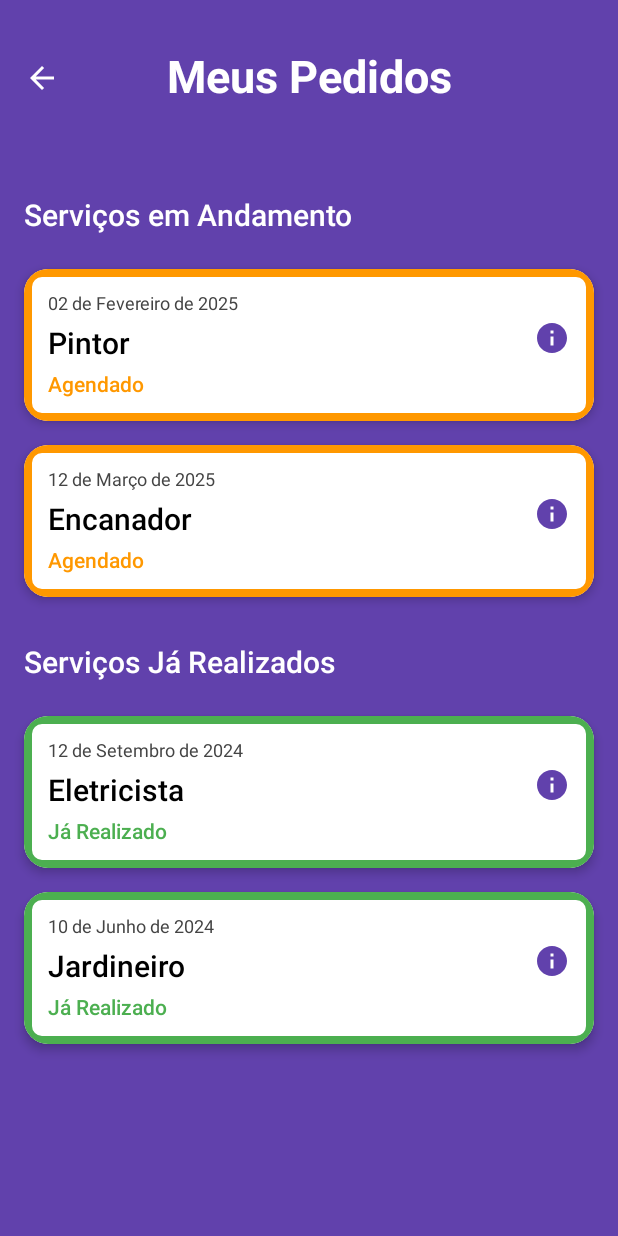
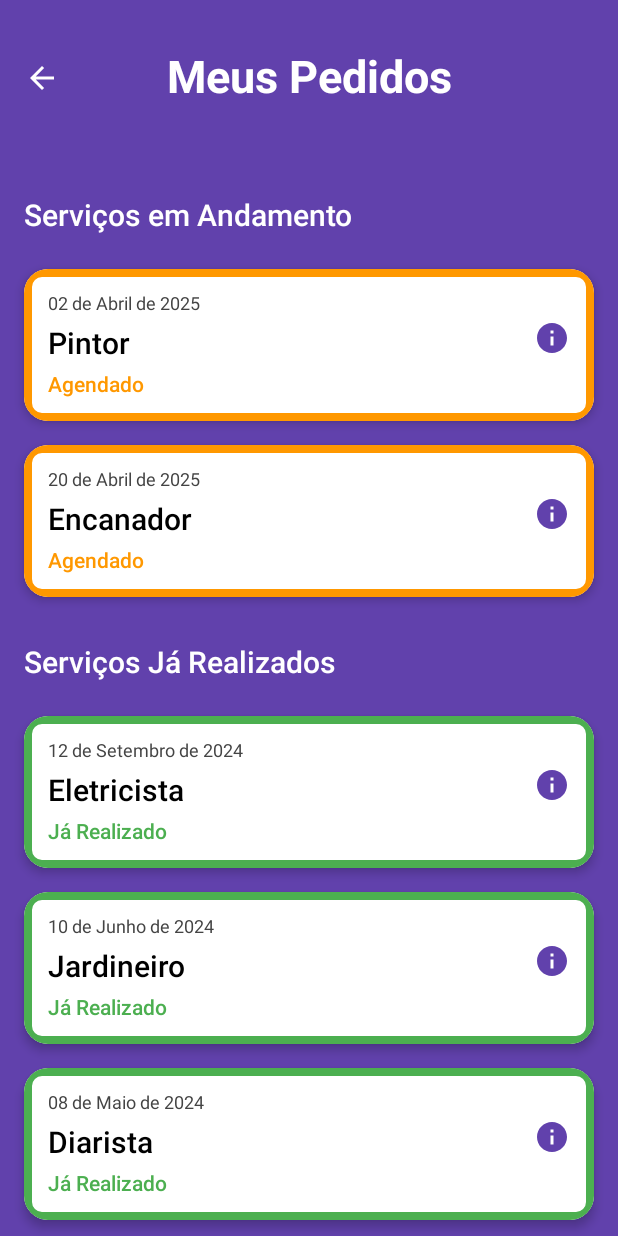
Before and after one commit to EnzoPierazoli/ContrataAI, an Android app built with Jetpack Compose: the @Preview function AccessOrderPreview, on a phone screen of 412 x 824 dp. Run offline under Robolectric (Android 15) with nearby library versions, the phone set to English and light mode, and no system bars.

Commit message:
Ajuste botão de "Voltar"

```diff
--- a/app/src/main/java/br/com/fiap/contrataa/MainActivity.kt
+++ b/app/src/main/java/br/com/fiap/contrataa/MainActivity.kt
@@ -38,7 +38,7 @@ class MainActivity : ComponentActivity() {
                         }
                         composable("homepage") { HomePage() }
                         composable("perfil") { UserProfile(onBackClick = { navController.popBackStack() }) }
-                        composable("accessOrder") { AccessOrder(navController)}
+                        composable("accessOrder") { AccessOrder(onBackClick = { navController.popBackStack() }) }
                     }
                 }
             }
--- a/app/src/main/java/br/com/fiap/contrataa/screens/AccessOrder.kt
+++ b/app/src/main/java/br/com/fiap/contrataa/screens/AccessOrder.kt
@@ -44,12 +44,13 @@ import br.com.fiap.contrataa.R
 
 @OptIn(ExperimentalMaterial3Api::class)
 @Composable
-fun AccessOrder(navController: NavController) { // Recebe NavController como parâmetro
+fun AccessOrder(onBackClick: () -> Unit) {
     val pedidos = listOf(
-        Pedido("02 de Fevereiro de 2025", "Pintor", "Agendado"),
-        Pedido("12 de Março de 2025", "Encanador", "Agendado"),
+        Pedido("02 de Abril de 2025", "Pintor", "Agendado"),
+        Pedido("20 de Abril de 2025", "Encanador", "Agendado"),
         Pedido("12 de Setembro de 2024", "Eletricista", "Já Realizado"),
         Pedido("10 de Junho de 2024", "Jardineiro", "Já Realizado"),
+        Pedido("08 de Maio de 2024", "Diarista", "Já Realizado"),
     )
 
     val emAndamento = pedidos.filter { it.status == "Agendado" }
@@ -76,7 +77,7 @@ fun AccessOrder(navController: NavController) { // Recebe NavController como par
                     )
                 },
                 navigationIcon = {
-                    IconButton(onClick = { navController.navigate("homepage") }) {
+                    IconButton(onClick = onBackClick) {
                         Icon(
                             imageVector = Icons.Filled.ArrowBack,
                             contentDescription = "Voltar",
@@ -230,5 +231,5 @@ fun SectionTitle(title: String) {
 @Preview(showBackground = true)
 @Composable
 fun AccessOrderPreview() {
-    AccessOrder(rememberNavController())
+    AccessOrder(onBackClick = {})
 }
--- a/app/src/main/java/br/com/fiap/contrataa/screens/LoginScreen.kt
+++ b/app/src/main/java/br/com/fiap/contrataa/screens/LoginScreen.kt
@@ -151,7 +151,7 @@ private fun LoginForm(navController: NavHostController) {
         ) {
             Text(
                 fontSize = 16.sp,
-                text = (stringResource(R.string.button_text)),
+                text = (stringResource(R.string.button_text_login)),
                 fontWeight = FontWeight.Bold
             )
         }
```
